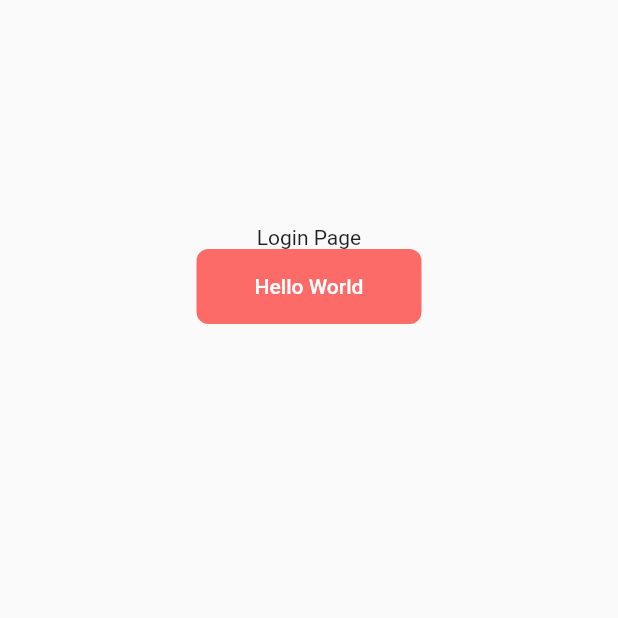
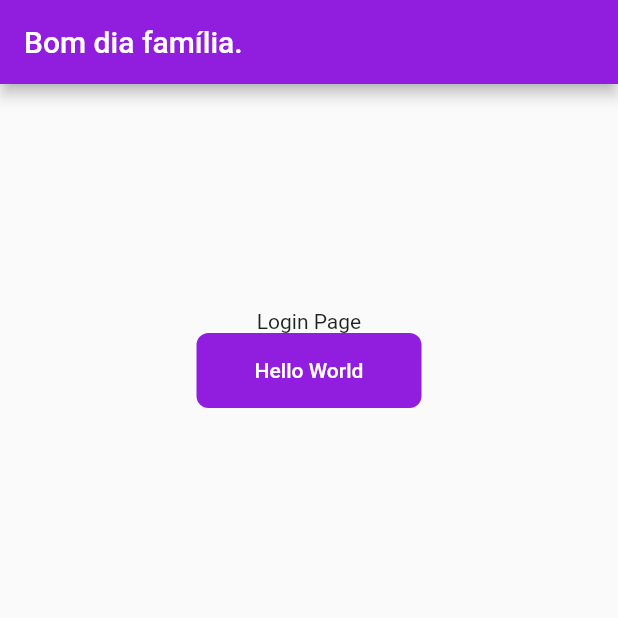
Before and after one commit to oMatheusCaetano/control-panel, a Flutter app: the screen it shows after launch, on a phone screen of 412 x 824 dp, the top half of it. Run offline on Flutter 3.47's test engine with Material 2 defaults, Android fonts, the phone set to English and light mode, and no system bars.

Commit message:
Theme data moved to global file.

```diff
--- /dev/null
+++ b/lib/core/presentation/theme/theme.dart
@@ -0,0 +1,17 @@
+import 'package:flutter/material.dart';
+
+ThemeData handleTheme(BuildContext context) {
+  return ThemeData(
+    colorScheme: ColorScheme.light(
+      primary: Color.fromARGB(255, 145, 30, 223),
+    ),
+    elevatedButtonTheme: ElevatedButtonThemeData(
+        style: ButtonStyle(
+      foregroundColor: MaterialStateProperty.all(Colors.white),
+      minimumSize: MaterialStateProperty.all(Size.fromHeight(50)),
+      shape: MaterialStateProperty.all<RoundedRectangleBorder>(
+        RoundedRectangleBorder(borderRadius: BorderRadius.circular(8)),
+      ),
+    )),
+  );
+}
--- /dev/null
+++ b/lib/core/presentation/widgets/button/button.dart
@@ -0,0 +1,27 @@
+import 'package:flutter/material.dart';
+
+class CButton extends StatelessWidget {
+  final Widget? child;
+  final String? text;
+  final ButtonStyle? style;
+  final void Function()? onPressed;
+
+  const CButton({
+    Key? key,
+    this.child,
+    this.text = '',
+    this.onPressed,
+    this.style,
+  }) : super(key: key);
+
+  @override
+  Widget build(BuildContext context) {
+    return ElevatedButton(
+      onPressed: onPressed ?? () {},
+      child: child ?? Text(text ?? ''),
+      style: ButtonStyle().merge(style).merge(ButtonStyle(
+        elevation: MaterialStateProperty.all(0)
+      )),
+    );
+  }
+}
--- a/lib/features/auth/presentation/pages/Login/login.dart
+++ /dev/null
@@ -1,54 +0,0 @@
-import 'package:flutter/material.dart';
-
-class Login extends StatelessWidget {
-  @override
-  Widget build(BuildContext context) {
-    return Scaffold(
-      body: Center(
-        child: Column(
-          children: [
-            SizedBox(height: 150),
-            Text('Login Page'),
-            SizedBox(
-              width: 150,
-              child: SButton(
-                text: 'Hello World',
-              ),
-            )
-          ],
-        ),
-      ),
-    );
-  }
-}
-
-class SButton extends StatelessWidget {
-  final Widget? child;
-  final String? text;
-  final ButtonStyle? style;
-  final void Function()? onPressed;
-
-  const SButton({
-    Key? key,
-    this.child,
-    this.text = '',
-    this.onPressed,
-    this.style,
-  }) : super(key: key);
-
-  @override
-  Widget build(BuildContext context) {
-    return TextButton(
-      onPressed: onPressed ?? () {},
-      child: child ?? Text(text ?? ''),
-      style: ButtonStyle().merge(style).merge(ButtonStyle(
-        backgroundColor: MaterialStateProperty.all(Color(0xFFFC6B68)),
-        foregroundColor: MaterialStateProperty.all(Colors.white),
-        minimumSize: MaterialStateProperty.all(Size.fromHeight(50)),
-        shape: MaterialStateProperty.all<RoundedRectangleBorder>(
-          RoundedRectangleBorder(borderRadius: BorderRadius.circular(8))
-        ),
-      )),
-    );
-  }
-}
--- /dev/null
+++ b/lib/features/auth/presentation/pages/login.dart
@@ -0,0 +1,26 @@
+import 'package:flutter/material.dart';
+
+import 'package:control_panel/core/presentation/widgets/button/button.dart';
+
+class Login extends StatelessWidget {
+  @override
+  Widget build(BuildContext context) {
+    return Scaffold(
+      appBar: AppBar(title: Text('Bom dia família.')),
+      body: Center(
+        child: Column(
+          children: [
+            SizedBox(height: 150),
+            Text('Login Page'),
+            SizedBox(
+              width: 150,
+              child: CButton(
+                text: 'Hello World',
+              ),
+            )
+          ],
+        ),
+      ),
+    );
+  }
+}
```
Also changed, not shown: lib/main.dart (+3 -51 lines).
